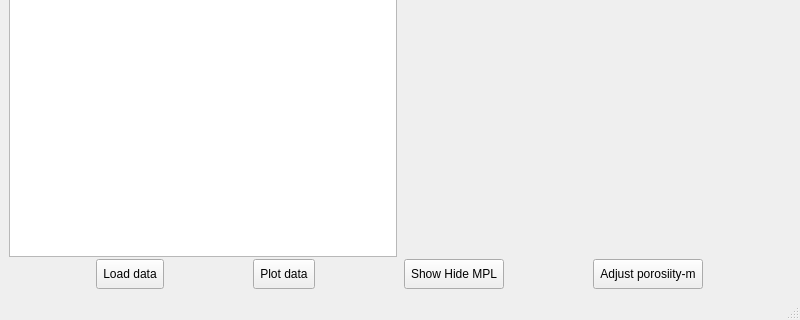
Qt form ui/CoreElectroAnalysisMainwindow.ui (PyScientist/CoreElectroAnalysis) before a commit; both pictures show x 0 to 800 and y 280 to 600 of the 800 by 600 pixel window.
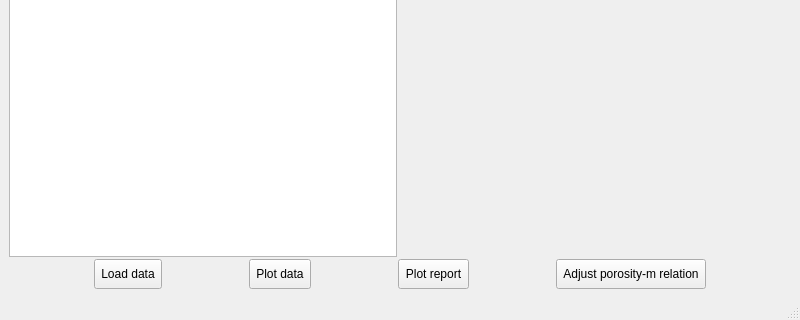
The same form after that commit.

Commit message: Clean code and fix some bugs concerning operations during figures and buttons creation and deletion

```diff
--- a/ui/CoreElectroAnalysisMainwindow.ui
+++ b/ui/CoreElectroAnalysisMainwindow.ui
@@ -186,7 +186,7 @@
          </size>
         </property>
         <property name="text">
-         <string>Show Hide MPL</string>
+         <string>Plot report</string>
         </property>
         <property name="checkable">
          <bool>true</bool>
@@ -208,7 +208,7 @@
          </size>
         </property>
         <property name="text">
-         <string>Adjust porosiity-m</string>
+         <string>Adjust porosity-m relation</string>
         </property>
        </widget>
       </item>
```
The commit also changes 3 other files.
